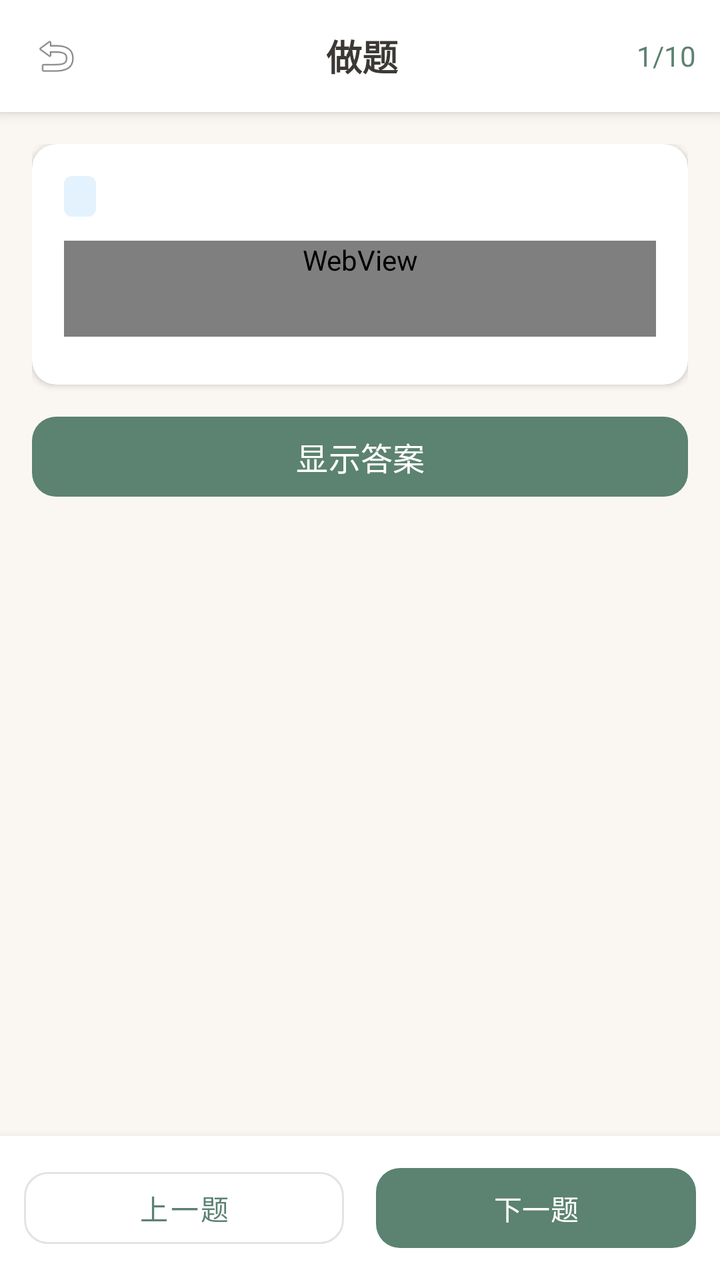
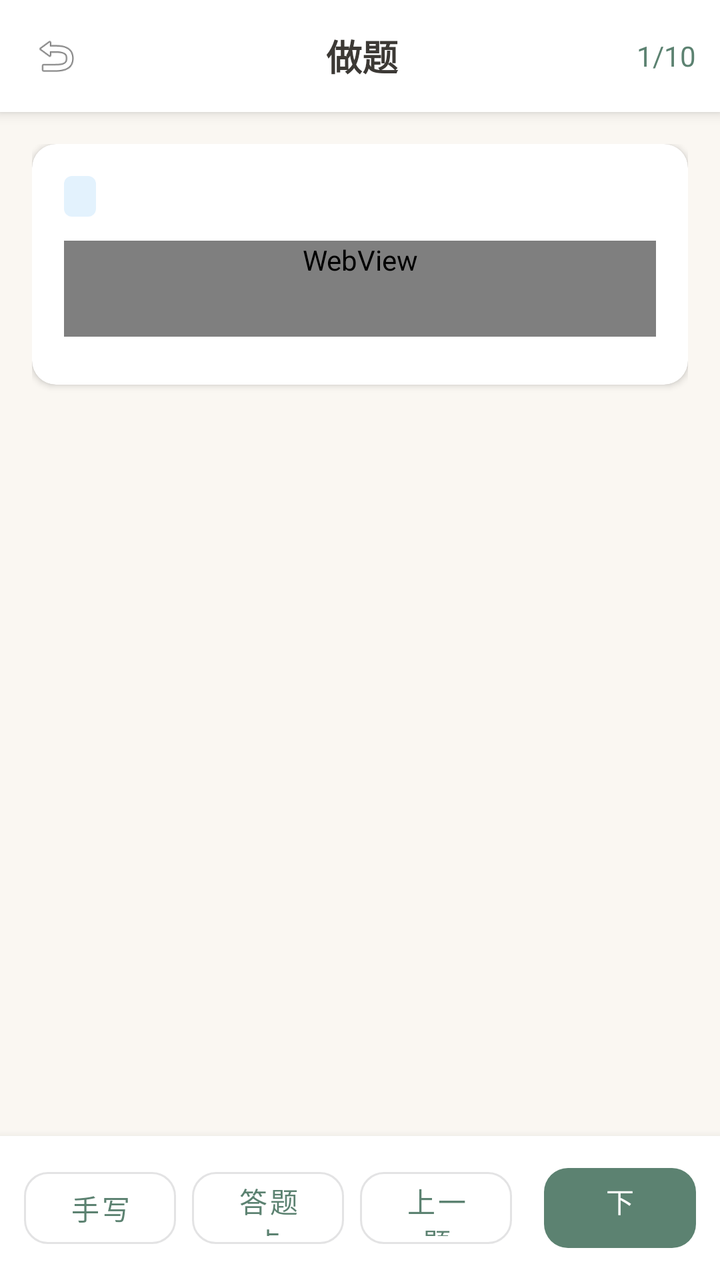

Screens rendered from an Android XML layout before and after an edit, with the pre-edit source and the edit as a unified diff.
<!-- AndroidManifest.xml: activity theme Theme.AIAssistant -->
<!-- res/layout/activity_practice.xml -->
<?xml version="1.0" encoding="utf-8"?>
<LinearLayout xmlns:android="http://schemas.android.com/apk/res/android"
    xmlns:app="http://schemas.android.com/apk/res-auto"
    android:layout_width="match_parent"
    android:layout_height="match_parent"
    android:orientation="vertical"
    android:background="@color/background">

    
    <androidx.cardview.widget.CardView
        android:layout_width="match_parent"
        android:layout_height="wrap_content"
        app:cardCornerRadius="0dp"
        app:cardElevation="4dp"
        app:cardBackgroundColor="#FFFFFF">

        <LinearLayout
            android:layout_width="match_parent"
            android:layout_height="wrap_content"
            android:orientation="horizontal"
            android:padding="12dp"
            android:gravity="center_vertical">

            <ImageView
                android:id="@+id/iv_back"
                android:layout_width="32dp"
                android:layout_height="32dp"
                android:src="@android:drawable/ic_menu_revert"
                android:contentDescription="返回"
                android:background="?android:attr/selectableItemBackgroundBorderless"
                android:padding="4dp" />

            <TextView
                android:id="@+id/tv_title"
                android:layout_width="0dp"
                android:layout_height="wrap_content"
                android:layout_weight="1"
                android:text="做题"
                android:textSize="18sp"
                android:textStyle="bold"
                android:textColor="@color/text_primary"
                android:gravity="center" />

            <TextView
                android:id="@+id/tv_progress"
                android:layout_width="wrap_content"
                android:layout_height="wrap_content"
                android:text="1/10"
                android:textSize="14sp"
                android:textColor="@color/primary" />
        </LinearLayout>
    </androidx.cardview.widget.CardView>

    
    <ScrollView
        android:layout_width="match_parent"
        android:layout_height="0dp"
        android:layout_weight="1"
        android:fillViewport="true">

        <LinearLayout
            android:layout_width="match_parent"
            android:layout_height="wrap_content"
            android:orientation="vertical"
            android:padding="16dp">

            
            <androidx.cardview.widget.CardView
                android:id="@+id/card_material"
                android:layout_width="match_parent"
                android:layout_height="wrap_content"
                android:layout_marginBottom="12dp"
                android:visibility="gone"
                app:cardCornerRadius="12dp"
                app:cardElevation="2dp"
                app:cardBackgroundColor="#FFF8E1">

                <LinearLayout
                    android:layout_width="match_parent"
                    android:layout_height="wrap_content"
                    android:orientation="vertical"
                    android:padding="16dp">

                    <TextView
                        android:layout_width="wrap_content"
                        android:layout_height="wrap_content"
                        android:text="材料"
                        android:textSize="14sp"
                        android:textStyle="bold"
                        android:textColor="#F57F17"
                        android:layout_marginBottom="8dp" />

                    <WebView
                        android:id="@+id/wv_material"
                        android:layout_width="match_parent"
                        android:layout_height="wrap_content"
                        android:background="@android:color/transparent" />
                </LinearLayout>
            </androidx.cardview.widget.CardView>

            
            <androidx.cardview.widget.CardView
                android:layout_width="match_parent"
                android:layout_height="wrap_content"
                android:layout_marginBottom="12dp"
                app:cardCornerRadius="12dp"
                app:cardElevation="2dp"
                app:cardBackgroundColor="#FFFFFF">

                <LinearLayout
                    android:layout_width="match_parent"
                    android:layout_height="wrap_content"
                    android:orientation="vertical"
                    android:padding="16dp">

                    
                    <TextView
                        android:id="@+id/tv_knowledge_point"
                        android:layout_width="wrap_content"
                        android:layout_height="wrap_content"
                        android:textSize="12sp"
                        android:textColor="@color/primary"
                        android:background="@drawable/bg_knowledge_tag"
                        android:paddingStart="8dp"
                        android:paddingEnd="8dp"
                        android:paddingTop="2dp"
                        android:paddingBottom="2dp"
                        android:layout_marginBottom="12dp" />

                    
                    <WebView
                        android:id="@+id/wv_stem"
                        android:layout_width="match_parent"
                        android:layout_height="wrap_content"
                        android:minHeight="48dp"
                        android:layout_marginBottom="8dp"
                        android:background="@android:color/transparent" />

                    
                    <LinearLayout
                        android:id="@+id/layout_stem_images"
                        android:layout_width="match_parent"
                        android:layout_height="wrap_content"
                        android:orientation="vertical"
                        android:layout_marginBottom="8dp"
                        android:visibility="gone" />

                    
                    <LinearLayout
                        android:id="@+id/layout_options"
                        android:layout_width="match_parent"
                        android:layout_height="wrap_content"
                        android:orientation="vertical" />

                </LinearLayout>
            </androidx.cardview.widget.CardView>

            
            <androidx.cardview.widget.CardView
                android:id="@+id/card_answer"
                android:layout_width="match_parent"
                android:layout_height="wrap_content"
                android:layout_marginBottom="12dp"
                android:visibility="gone"
                app:cardCornerRadius="12dp"
                app:cardElevation="2dp"
                app:cardBackgroundColor="#FFFFFF">

                <LinearLayout
                    android:layout_width="match_parent"
                    android:layout_height="wrap_content"
                    android:orientation="vertical"
                    android:padding="16dp">

                    
                    <LinearLayout
                        android:layout_width="match_parent"
                        android:layout_height="wrap_content"
                        android:orientation="horizontal"
                        android:gravity="center_vertical"
                        android:layout_marginBottom="12dp">

                        <TextView
                            android:layout_width="wrap_content"
                            android:layout_height="wrap_content"
                            android:text="正确答案："
                            android:textSize="15sp"
                            android:textStyle="bold"
                            android:textColor="@color/text_primary" />

                        <TextView
                            android:id="@+id/tv_answer"
                            android:layout_width="wrap_content"
                            android:layout_height="wrap_content"
                            android:textSize="18sp"
                            android:textStyle="bold"
                            android:textColor="#4CAF50" />

                        <TextView
                            android:id="@+id/tv_rate"
                            android:layout_width="wrap_content"
                            android:layout_height="wrap_content"
                            android:layout_marginStart="16dp"
                            android:textSize="12sp"
                            android:textColor="@color/text_secondary" />
                    </LinearLayout>

                    
                    <TextView
                        android:id="@+id/tv_source"
                        android:layout_width="match_parent"
                        android:layout_height="wrap_content"
                        android:textSize="12sp"
                        android:textColor="@color/text_secondary"
                        android:layout_marginBottom="12dp" />

                    <View
                        android:layout_width="match_parent"
                        android:layout_height="1dp"
                        android:background="#EEEEEE"
                        android:layout_marginBottom="12dp" />

                    
                    <TextView
                        android:layout_width="wrap_content"
                        android:layout_height="wrap_content"
                        android:text="解析"
                        android:textSize="15sp"
                        android:textStyle="bold"
                        android:textColor="@color/text_primary"
                        android:layout_marginBottom="8dp" />

                    <TextView
                        android:id="@+id/tv_analysis"
                        android:layout_width="match_parent"
                        android:layout_height="wrap_content"
                        android:textSize="14sp"
                        android:textColor="@color/text_primary"
                        android:textIsSelectable="true"
                        android:lineSpacingMultiplier="1.4" />
                </LinearLayout>
            </androidx.cardview.widget.CardView>

            
            <com.google.android.material.button.MaterialButton
                android:id="@+id/btn_show_answer"
                android:layout_width="match_parent"
                android:layout_height="48dp"
                android:text="显示答案"
                android:textSize="16sp"
                app:cornerRadius="12dp"
                android:layout_marginBottom="16dp" />

        </LinearLayout>
    </ScrollView>

    
    <androidx.cardview.widget.CardView
        android:layout_width="match_parent"
        android:layout_height="wrap_content"
        app:cardCornerRadius="0dp"
        app:cardElevation="8dp"
        app:cardBackgroundColor="#FFFFFF">

        <LinearLayout
            android:layout_width="match_parent"
            android:layout_height="wrap_content"
            android:orientation="horizontal"
            android:padding="12dp"
            android:gravity="center_vertical">

            <com.google.android.material.button.MaterialButton
                android:id="@+id/btn_prev"
                android:layout_width="0dp"
                android:layout_height="48dp"
                android:layout_weight="1"
                android:text="上一题"
                android:textSize="14sp"
                app:cornerRadius="12dp"
                style="@style/Widget.MaterialComponents.Button.OutlinedButton"
                android:layout_marginEnd="8dp" />

            <com.google.android.material.button.MaterialButton
                android:id="@+id/btn_next"
                android:layout_width="0dp"
                android:layout_height="48dp"
                android:layout_weight="1"
                android:text="下一题"
                android:textSize="14sp"
                app:cornerRadius="12dp"
                android:layout_marginStart="8dp" />
        </LinearLayout>
    </androidx.cardview.widget.CardView>

</LinearLayout>
<!-- resources referenced by this layout -->
<resources>
  <color name="background">#FAF7F2</color>
  <color name="primary">#5C8271</color>
  <color name="text_primary">#3C3935</color>
  <color name="text_secondary">#7A7065</color>
  <!-- drawable bg_knowledge_tag (drawable) -->
  <?xml version="1.0" encoding="utf-8"?>
  <shape xmlns:android="http://schemas.android.com/apk/res/android"
      android:shape="rectangle">
      <solid android:color="#E3F2FD" />
      <corners android:radius="4dp" />
  </shape>
  <style name="Theme.AIAssistant" parent="Base.Theme.AIAssistant" />
  <style name="Base.Theme.AIAssistant" parent="Theme.Material3.DayNight.NoActionBar">
          
          <item name="android:statusBarColor">@android:color/transparent</item>
          <item name="android:navigationBarColor">@color/background</item>
          <item name="android:windowDrawsSystemBarBackgrounds">true</item>
          
          <item name="colorPrimary">@color/primary</item>
          <item name="colorSecondary">@color/primary_light</item>
          <item name="android:windowBackground">@color/background</item>
      </style>
  <color name="primary_light">#88A798</color>
</resources>

<!-- the commit's change to res/layout/activity_practice.xml (unified diff, before → after) -->
@@ -53,6 +53,7 @@
 
     
     <ScrollView
+        android:id="@+id/sv_content"
         android:layout_width="match_parent"
         android:layout_height="0dp"
         android:layout_weight="1"
@@ -238,18 +239,23 @@
                         android:textColor="@color/text_primary"
                         android:textIsSelectable="true"
                         android:lineSpacingMultiplier="1.4" />
+
+                    
+                    <com.google.android.material.button.MaterialButton
+                        android:id="@+id/btn_ai_analysis"
+                        android:layout_width="match_parent"
+                        android:layout_height="44dp"
+                        android:layout_marginTop="12dp"
+                        android:text="AI 解析"
+                        android:textSize="14sp"
+                        app:cornerRadius="12dp"
+                        app:icon="@drawable/ic_ai_model"
+                        app:iconGravity="textStart"
+                        app:iconTint="@color/primary"
+                        style="@style/Widget.MaterialComponents.Button.OutlinedButton"
+                        android:visibility="gone" />
                 </LinearLayout>
             </androidx.cardview.widget.CardView>
-
-            
-            <com.google.android.material.button.MaterialButton
-                android:id="@+id/btn_show_answer"
-                android:layout_width="match_parent"
-                android:layout_height="48dp"
-                android:text="显示答案"
-                android:textSize="16sp"
-                app:cornerRadius="12dp"
-                android:layout_marginBottom="16dp" />
 
         </LinearLayout>
     </ScrollView>
@@ -270,6 +276,28 @@
             android:gravity="center_vertical">
 
             <com.google.android.material.button.MaterialButton
+                android:id="@+id/btn_handwriting"
+                android:layout_width="0dp"
+                android:layout_height="48dp"
+                android:layout_weight="1"
+                android:text="手写"
+                android:textSize="14sp"
+                app:cornerRadius="12dp"
+                style="@style/Widget.MaterialComponents.Button.OutlinedButton"
+                android:layout_marginEnd="8dp" />
+
+            <com.google.android.material.button.MaterialButton
+                android:id="@+id/btn_answer_card"
+                android:layout_width="0dp"
+                android:layout_height="48dp"
+                android:layout_weight="1"
+                android:text="答题卡"
+                android:textSize="14sp"
+                app:cornerRadius="12dp"
+                style="@style/Widget.MaterialComponents.Button.OutlinedButton"
+                android:layout_marginEnd="8dp" />
+
+            <com.google.android.material.button.MaterialButton
                 android:id="@+id/btn_prev"
                 android:layout_width="0dp"
                 android:layout_height="48dp"
<!-- resource entries referenced after the edit -->
@@ -11,6 +11,16 @@
       <solid android:color="#E3F2FD" />
       <corners android:radius="4dp" />
   </shape>
+  <!-- drawable ic_ai_model (drawable) -->
+  <vector xmlns:android="http://schemas.android.com/apk/res/android"
+      android:width="24dp"
+      android:height="24dp"
+      android:viewportWidth="24"
+      android:viewportHeight="24">
+      <path
+          android:fillColor="#FF000000"
+          android:pathData="M21,10.5h-1.5V9h-1.5v1.5H16.5V12h1.5v1.5H19.5V12H21v-1.5zM12,2C6.48,2 2,6.48 2,12s4.48,10 10,10 10,-4.48 10,-10S17.52,2 12,2zM12,20c-4.41,0 -8,-3.59 -8,-8s3.59,-8 8,-8 8,3.59 8,8 -3.59,8 -8,8zM12,6c-3.31,0 -6,2.69 -6,6s2.69,6 6,6 6,-2.69 6,-6 -2.69,-6 -6,-6z" />
+  </vector>
   <style name="Theme.AIAssistant" parent="Base.Theme.AIAssistant" />
   <style name="Base.Theme.AIAssistant" parent="Theme.Material3.DayNight.NoActionBar">
           
